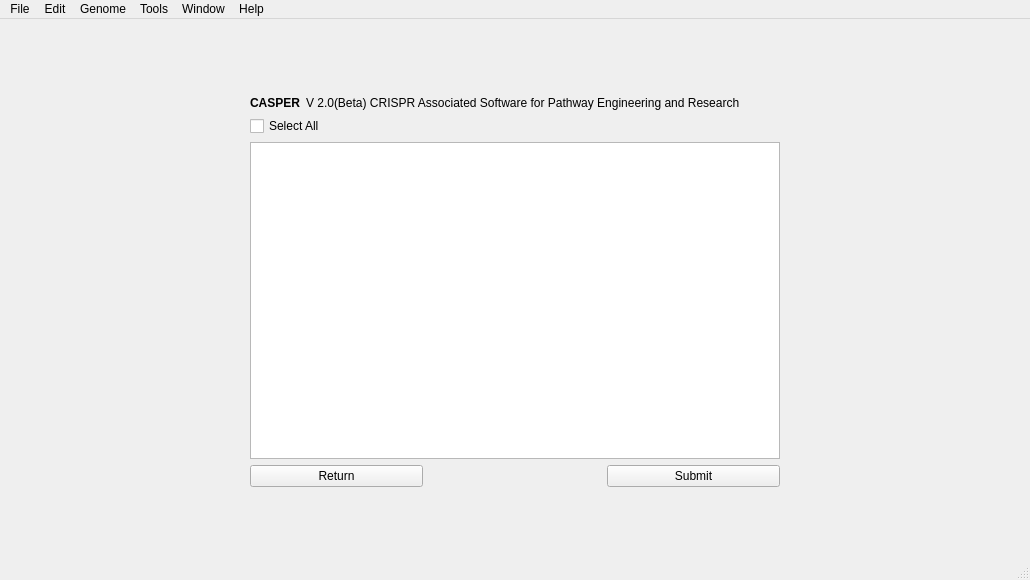
Before: the Qt Designer form Annotation Details.ui in TrinhLab/CASPERapp, drawn with Qt 5.
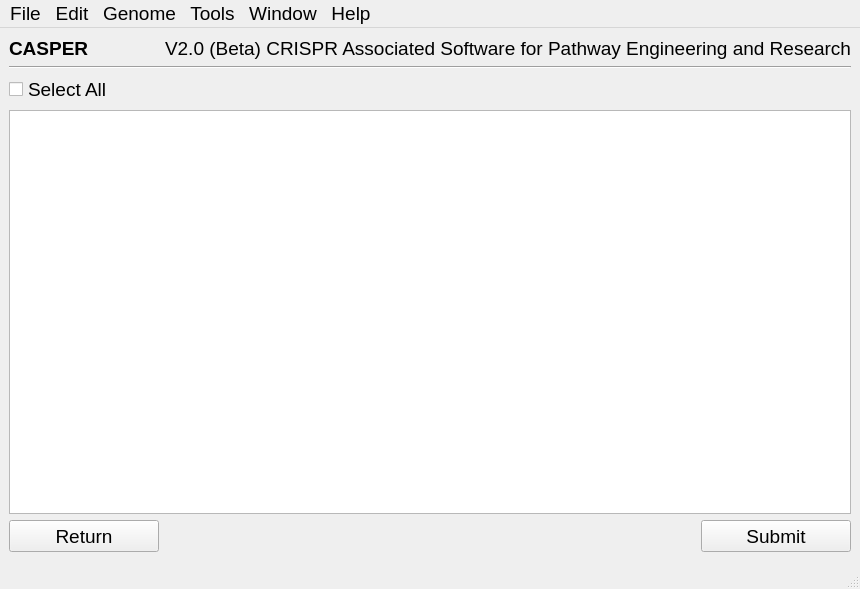
After: the same form once the commit is applied.

What changed in the file:
```diff
--- a/Annotation Details.ui
+++ b/Annotation Details.ui
@@ -9,10 +9,19 @@
    <rect>
     <x>0</x>
     <y>0</y>
-    <width>1030</width>
-    <height>580</height>
+    <width>754</width>
+    <height>589</height>
    </rect>
   </property>
+  <property name="font">
+   <font>
+    <family>Arial</family>
+    <pointsize>14</pointsize>
+    <weight>50</weight>
+    <italic>false</italic>
+    <bold>false</bold>
+   </font>
+  </property>
   <property name="windowTitle">
    <string>CASPER</string>
   </property>
@@ -21,85 +30,69 @@
   </property>
   <widget class="QWidget" name="centralwidget">
    <layout class="QGridLayout" name="gridLayout">
-    <item row="5" column="3">
-     <spacer name="verticalSpacer">
-      <property name="orientation">
-       <enum>Qt::Vertical</enum>
+    <item row="5" column="2" colspan="2" alignment="Qt::AlignRight">
+     <widget class="QPushButton" name="Submit_button">
+      <property name="minimumSize">
+       <size>
+        <width>150</width>
+        <height>32</height>
+       </size>
       </property>
-      <property name="sizeHint" stdset="0">
+      <property name="maximumSize">
        <size>
-        <width>20</width>
-        <height>40</height>
+        <width>150</width>
+        <height>32</height>
        </size>
       </property>
-     </spacer>
+      <property name="text">
+       <string>Submit</string>
+      </property>
+     </widget>
     </item>
-    <item row="4" column="1">
+    <item row="0" column="0">
+     <widget class="QLabel" name="label_8">
+      <property name="maximumSize">
+       <size>
+        <width>150</width>
+        <height>16777215</height>
+       </size>
+      </property>
+      <property name="styleSheet">
+       <string notr="true">font: 28pt &quot;Arial&quot;;
+</string>
+      </property>
+      <property name="text">
+       <string>&lt;html&gt;&lt;head/&gt;&lt;body&gt;&lt;p&gt;&lt;span style=&quot; font-weight:600;&quot;&gt;CASPER&lt;/span&gt;&lt;/p&gt;&lt;/body&gt;&lt;/html&gt;</string>
+      </property>
+     </widget>
+    </item>
+    <item row="5" column="0">
      <widget class="QPushButton" name="Go_Back_Button">
+      <property name="minimumSize">
+       <size>
+        <width>150</width>
+        <height>32</height>
+       </size>
+      </property>
+      <property name="maximumSize">
+       <size>
+        <width>150</width>
+        <height>32</height>
+       </size>
+      </property>
       <property name="text">
        <string>Return</string>
       </property>
      </widget>
     </item>
-    <item row="2" column="0">
-     <spacer name="horizontalSpacer_2">
-      <property name="orientation">
-       <enum>Qt::Horizontal</enum>
-      </property>
-      <property name="sizeHint" stdset="0">
-       <size>
-        <width>40</width>
-        <height>20</height>
-       </size>
-      </property>
-     </spacer>
-    </item>
-    <item row="2" column="1">
+    <item row="3" column="0">
      <widget class="QCheckBox" name="select_all_checkbox">
       <property name="text">
        <string>Select All</string>
       </property>
      </widget>
     </item>
-    <item row="1" column="1" colspan="3">
-     <layout class="QGridLayout" name="gridLayout_10">
-      <item row="0" column="0" rowspan="2" alignment="Qt::AlignBottom">
-       <widget class="QLabel" name="label_8">
-        <property name="styleSheet">
-         <string notr="true">font: 28pt &quot;Sans Serif&quot;;
-</string>
-        </property>
-        <property name="text">
-         <string>&lt;html&gt;&lt;head/&gt;&lt;body&gt;&lt;p&gt;&lt;span style=&quot; font-weight:600;&quot;&gt;CASPER&lt;/span&gt;&lt;/p&gt;&lt;/body&gt;&lt;/html&gt;</string>
-        </property>
-       </widget>
-      </item>
-      <item row="1" column="1">
-       <widget class="QLabel" name="label_7">
-        <property name="styleSheet">
-         <string notr="true">font: 12pt &quot;Sans Serif&quot;;</string>
-        </property>
-        <property name="text">
-         <string>V 2.0(Beta) CRISPR Associated Software for Pathway Engineering and Research</string>
-        </property>
-       </widget>
-      </item>
-      <item row="0" column="2" rowspan="2">
-       <spacer name="horizontalSpacer">
-        <property name="orientation">
-         <enum>Qt::Horizontal</enum>
-        </property>
-        <property name="sizeHint" stdset="0">
-         <size>
-          <width>40</width>
-          <height>20</height>
-         </size>
-        </property>
-       </spacer>
-      </item>
-     </layout>
-    </item>
-    <item row="3" column="1" colspan="3">
+    <item row="4" column="0" colspan="4">
      <widget class="QTableWidget" name="tableWidget">
       <property name="minimumSize">
        <size>
@@ -109,42 +102,26 @@
       </property>
       <property name="maximumSize">
        <size>
-        <width>800</width>
+        <width>1000000</width>
         <height>16777215</height>
        </size>
       </property>
      </widget>
     </item>
-    <item row="0" column="1">
-     <spacer name="verticalSpacer_2">
-      <property name="orientation">
-       <enum>Qt::Vertical</enum>
-      </property>
-      <property name="sizeHint" stdset="0">
-       <size>
-        <width>20</width>
-        <height>40</height>
-       </size>
-      </property>
-     </spacer>
-    </item>
-    <item row="4" column="4">
-     <spacer name="horizontalSpacer_3">
+    <item row="1" column="0" colspan="4">
+     <widget class="Line" name="line">
       <property name="orientation">
        <enum>Qt::Horizontal</enum>
       </property>
-      <property name="sizeHint" stdset="0">
-       <size>
-        <width>40</width>
-        <height>20</height>
-       </size>
-      </property>
-     </spacer>
+     </widget>
     </item>
-    <item row="4" column="3">
-     <widget class="QPushButton" name="Submit_button">
+    <item row="0" column="1" colspan="3">
+     <widget class="QLabel" name="label_7">
+      <property name="styleSheet">
+       <string notr="true">font: 16pt &quot;Arial&quot;;</string>
+      </property>
       <property name="text">
-       <string>Submit</string>
+       <string>V2.0 (Beta) CRISPR Associated Software for Pathway Engineering and Research</string>
       </property>
      </widget>
     </item>
@@ -155,7 +132,7 @@
     <rect>
      <x>0</x>
      <y>0</y>
-     <width>1030</width>
+     <width>754</width>
      <height>24</height>
     </rect>
    </property>
```
Left out of the diff: 2 changed lines with no effect on the pictures.
